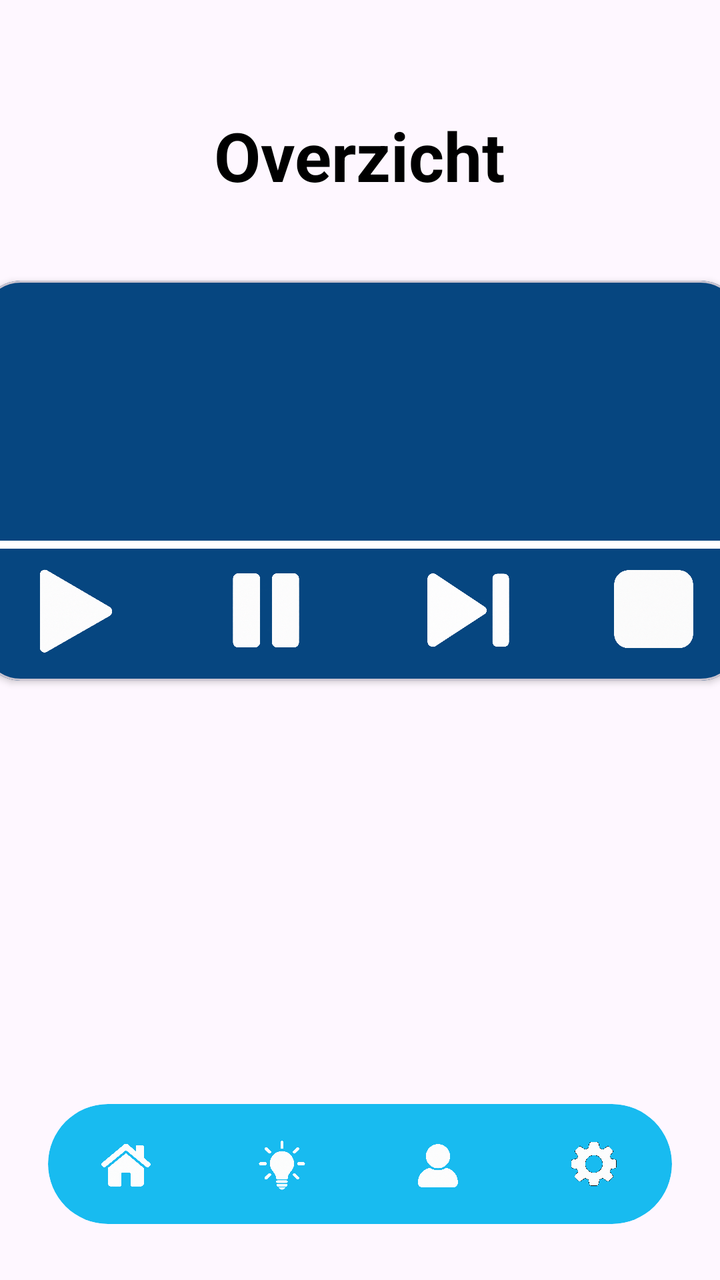
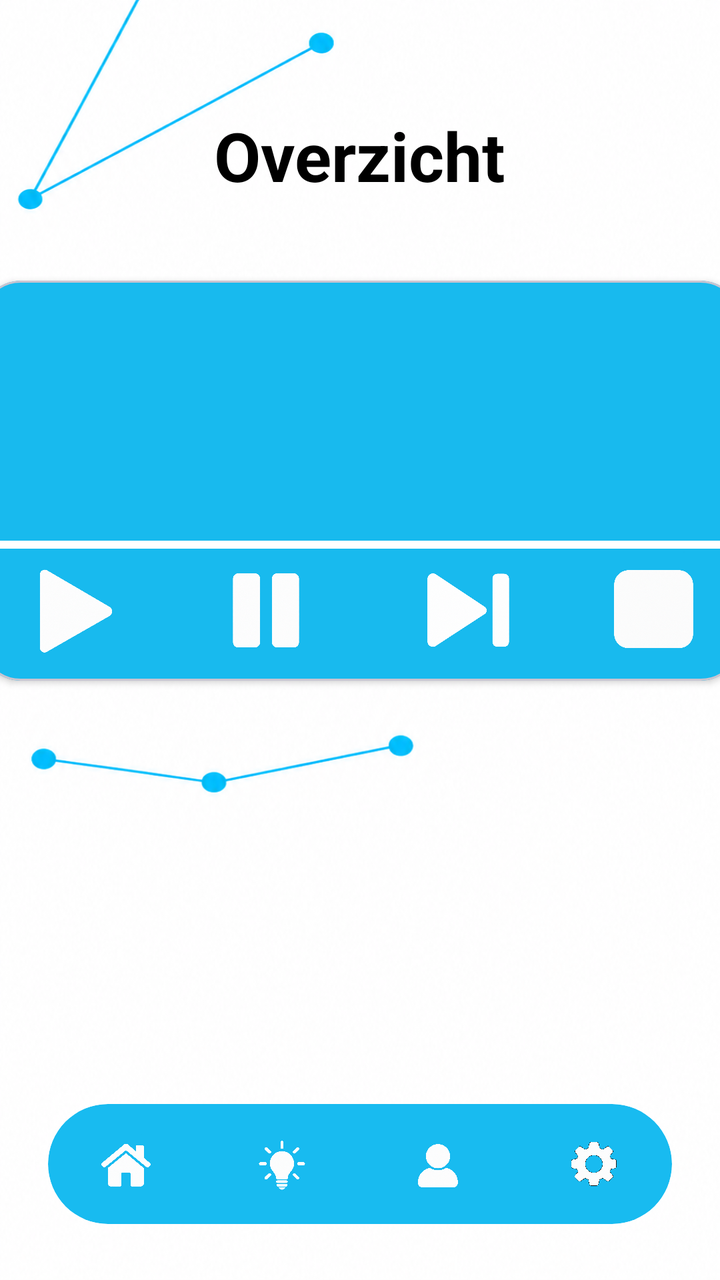

The first picture is an Android layout as it rendered before a commit; the second is the same layout after the commit. The layout source and the unified diff follow.
<!-- AndroidManifest.xml: application theme Theme.Homeassistantdasboard -->
<!-- res/layout/activity_dasboard.xml -->
<?xml version="1.0" encoding="utf-8"?>
<androidx.constraintlayout.widget.ConstraintLayout xmlns:android="http://schemas.android.com/apk/res/android"
    xmlns:app="http://schemas.android.com/apk/res-auto"
    xmlns:tools="http://schemas.android.com/tools"
    android:id="@+id/main"
    android:layout_width="match_parent"
    android:layout_height="match_parent"
    tools:context=".dasboard">

    

    <TextView
        android:id="@+id/textView2"
        android:layout_width="wrap_content"
        android:layout_height="wrap_content"
        android:layout_marginTop="55dp"
        android:text="Overzicht"
        android:textColor="#000000"
        android:textSize="34sp"
        android:textStyle="bold"
        app:layout_constraintEnd_toEndOf="parent"
        app:layout_constraintStart_toStartOf="parent"
        app:layout_constraintTop_toTopOf="parent" />

    
    <com.google.android.material.card.MaterialCardView
        android:id="@+id/musicCard"
        android:layout_width="380dp"
        android:layout_height="200dp"
        android:layout_marginStart="24dp"
        android:layout_marginTop="40dp"
        android:layout_marginEnd="24dp"
        app:cardBackgroundColor="#064680"
        app:cardCornerRadius="20dp"
        app:cardElevation="2dp"
        app:layout_constraintEnd_toEndOf="parent"
        app:layout_constraintStart_toStartOf="parent"
        app:layout_constraintTop_toBottomOf="@id/textView2">

        <androidx.constraintlayout.widget.ConstraintLayout
            android:layout_width="match_parent"
            android:layout_height="match_parent">

            <ImageView
                android:id="@+id/playButton2"
                android:layout_width="80dp"
                android:layout_height="60dp"
                android:layout_marginStart="2dp"
                android:layout_marginBottom="2dp"
                android:backgroundTint="#0557A2"
                android:src="@drawable/playbutton"
                android:textAllCaps="false"
                app:cornerRadius="20dp"
                app:iconSize="20dp"
                app:layout_constraintBottom_toBottomOf="parent"
                app:layout_constraintEnd_toEndOf="parent"
                app:layout_constraintHorizontal_bias="0.016"
                app:layout_constraintStart_toStartOf="parent"
                app:layout_constraintTop_toTopOf="parent"
                app:layout_constraintVertical_bias="0.971" />

            <ImageView
                android:id="@+id/pauseButton2"
                android:layout_width="80dp"
                android:layout_height="60dp"
                android:layout_marginStart="16dp"
                android:layout_marginBottom="2dp"
                android:backgroundTint="#0557A2"
                android:src="@drawable/pauze"
                app:layout_constraintBottom_toBottomOf="parent"
                app:layout_constraintStart_toEndOf="@+id/playButton2"
                app:layout_constraintTop_toTopOf="parent"
                app:layout_constraintVertical_bias="0.971" />

            <ImageView
                android:id="@+id/pauseButton"
                android:layout_width="90dp"
                android:layout_height="60dp"
                android:layout_marginStart="16dp"
                android:backgroundTint="#0557A2"
                android:src="@drawable/next"
                android:textAllCaps="false"
                app:cornerRadius="20dp"
                app:layout_constraintBottom_toBottomOf="parent"
                app:layout_constraintStart_toEndOf="@+id/pauseButton2"
                app:layout_constraintTop_toTopOf="parent"
                app:layout_constraintVertical_bias="0.957" />

            <ImageView
                android:id="@+id/stopButton"
                android:layout_width="69dp"
                android:layout_height="58dp"
                android:layout_marginStart="15dp"
                android:layout_marginEnd="2dp"
                android:backgroundTint="#0557A2"
                android:src="@drawable/stopgoed"
                android:textAllCaps="false"
                app:cornerRadius="20dp"
                app:layout_constraintBottom_toBottomOf="parent"
                app:layout_constraintEnd_toEndOf="parent"
                app:layout_constraintHorizontal_bias="0.976"
                app:layout_constraintStart_toEndOf="@+id/pauseButton"
                app:layout_constraintStart_toStartOf="parent"
                app:layout_constraintTop_toTopOf="parent"
                app:layout_constraintVertical_bias="0.943" />

            <Button
                android:id="@+id/button2"
                android:layout_width="380dp"
                android:layout_height="4dp"
                android:backgroundTint="#FFFFFF"
                android:text="Button"
                app:layout_constraintBottom_toBottomOf="parent"
                app:layout_constraintEnd_toEndOf="parent"
                app:layout_constraintHorizontal_bias="0.0"
                app:layout_constraintStart_toStartOf="parent"
                app:layout_constraintTop_toTopOf="parent"
                app:layout_constraintVertical_bias="0.663" />

        </androidx.constraintlayout.widget.ConstraintLayout>

    </com.google.android.material.card.MaterialCardView>


    <com.google.android.material.card.MaterialCardView
        android:id="@+id/bottomBar"
        android:layout_width="0dp"
        android:layout_height="60dp"
        android:layout_marginStart="24dp"
        android:layout_marginEnd="24dp"
        android:layout_marginBottom="28dp"
        app:cardBackgroundColor="#18BBF0"
        app:cardCornerRadius="30dp"
        app:cardElevation="0dp"
        app:layout_constraintBottom_toBottomOf="parent"
        app:layout_constraintEnd_toEndOf="parent"
        app:layout_constraintStart_toStartOf="parent"
        app:strokeWidth="0dp">

        <LinearLayout
            android:layout_width="match_parent"
            android:layout_height="match_parent"
            android:orientation="horizontal"
            android:weightSum="4">

            
            <FrameLayout
                android:id="@+id/navItem1"
                android:layout_width="0dp"
                android:layout_height="match_parent"
                android:layout_weight="1"
                android:clickable="true"
                android:focusable="true">

                <ImageView
                    android:layout_width="30dp"
                    android:layout_height="30dp"
                    android:layout_gravity="center"
                    android:contentDescription="Home"
                    android:src="@drawable/house" />

            </FrameLayout>


            
            <FrameLayout
                android:id="@+id/navItem2"
                android:layout_width="0dp"
                android:layout_height="match_parent"
                android:layout_weight="1"
                android:clickable="true"
                android:focusable="true">

                <ImageView
                    android:layout_width="30dp"
                    android:layout_height="30dp"
                    android:layout_gravity="center"
                    android:contentDescription="Lamp"
                    android:src="@drawable/lamp" />

            </FrameLayout>


            
            <FrameLayout
                android:id="@+id/navItem3"
                android:layout_width="0dp"
                android:layout_height="match_parent"
                android:layout_weight="1"
                android:clickable="true"
                android:focusable="true">

                <ImageView
                    android:layout_width="30dp"
                    android:layout_height="30dp"
                    android:layout_gravity="center"
                    android:contentDescription="Gebruiker"
                    android:src="@drawable/usr" />

            </FrameLayout>


            
            <FrameLayout
                android:id="@+id/navItem4"
                android:layout_width="0dp"
                android:layout_height="match_parent"
                android:layout_weight="1"
                android:clickable="true"
                android:focusable="true">

                <ImageView
                    android:id="@+id/settingsbutton"
                    android:layout_width="30dp"
                    android:layout_height="30dp"
                    android:layout_gravity="center"
                    android:contentDescription="Instellingen"
                    android:src="@drawable/settings1" />






            </FrameLayout>

        </LinearLayout>

    </com.google.android.material.card.MaterialCardView>

</androidx.constraintlayout.widget.ConstraintLayout>
<!-- resources referenced by this layout -->
<resources>
  <!-- drawable house: png bitmap (drawable, 434060 bytes) -->
  <!-- drawable lamp: png bitmap (drawable, 342665 bytes) -->
  <!-- drawable next: png bitmap (drawable, 973981 bytes) -->
  <!-- drawable pauze: png bitmap (drawable, 325704 bytes) -->
  <!-- drawable playbutton: png bitmap (drawable, 355378 bytes) -->
  <!-- drawable settings1: png bitmap (drawable, 500232 bytes) -->
  <!-- drawable stopgoed: png bitmap (drawable, 563368 bytes) -->
  <!-- drawable usr: png bitmap (drawable, 377254 bytes) -->
  <style name="Theme.Homeassistantdasboard" parent="Base.Theme.Homeassistantdasboard" />
  <style name="Base.Theme.Homeassistantdasboard" parent="Theme.Material3.DayNight.NoActionBar">
          
          
      </style>
</resources>

<!-- the commit's change to res/layout/activity_dasboard.xml (unified diff, before → after) -->
@@ -3,6 +3,7 @@
     xmlns:app="http://schemas.android.com/apk/res-auto"
     xmlns:tools="http://schemas.android.com/tools"
     android:id="@+id/main"
+    android:background="@drawable/achtergrond"
     android:layout_width="match_parent"
     android:layout_height="match_parent"
     tools:context=".dasboard">
@@ -11,6 +12,7 @@
 
     <TextView
         android:id="@+id/textView2"
+
         android:layout_width="wrap_content"
         android:layout_height="wrap_content"
         android:layout_marginTop="55dp"
@@ -30,7 +32,7 @@
         android:layout_marginStart="24dp"
         android:layout_marginTop="40dp"
         android:layout_marginEnd="24dp"
-        app:cardBackgroundColor="#064680"
+        app:cardBackgroundColor="#18BAEE"
         app:cardCornerRadius="20dp"
         app:cardElevation="2dp"
         app:layout_constraintEnd_toEndOf="parent"
@@ -47,7 +49,7 @@
                 android:layout_height="60dp"
                 android:layout_marginStart="2dp"
                 android:layout_marginBottom="2dp"
-                android:backgroundTint="#0557A2"
+                android:backgroundTint="#000000"
                 android:src="@drawable/playbutton"
                 android:textAllCaps="false"
                 app:cornerRadius="20dp"
<!-- resource entries referenced after the edit -->
@@ -1,5 +1,6 @@
 <!-- resources referenced by this layout -->
 <resources>
+  <!-- drawable achtergrond: png bitmap (drawable, 879844 bytes) -->
   <!-- drawable house: png bitmap (drawable, 434060 bytes) -->
   <!-- drawable lamp: png bitmap (drawable, 342665 bytes) -->
   <!-- drawable next: png bitmap (drawable, 973981 bytes) -->
